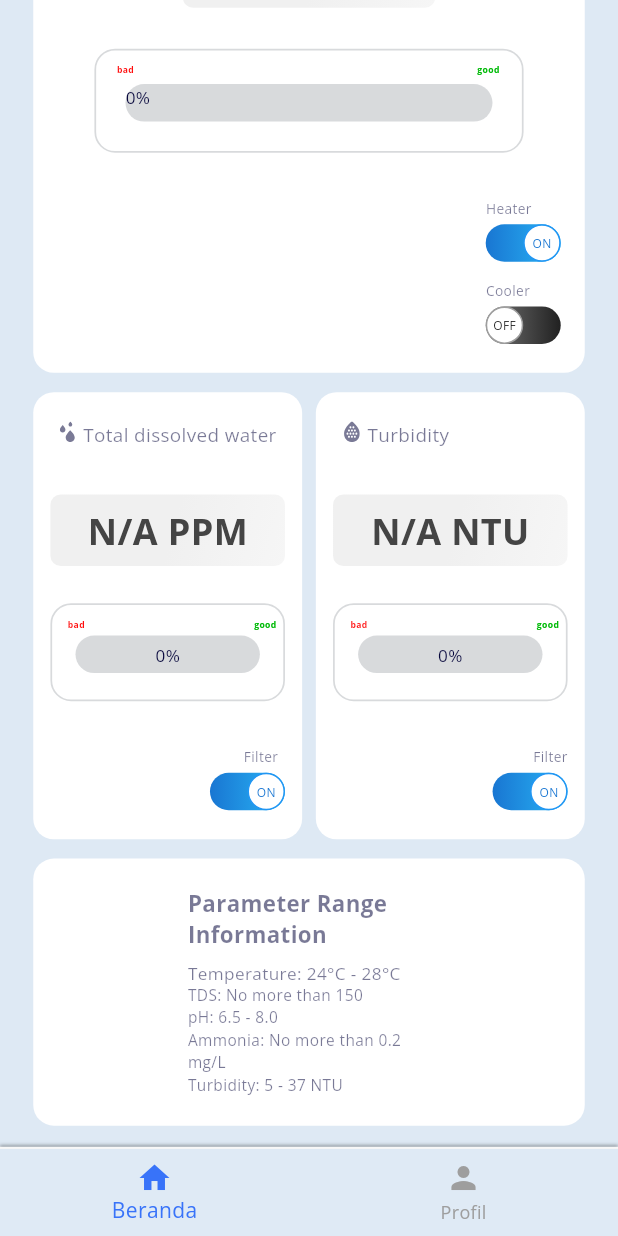
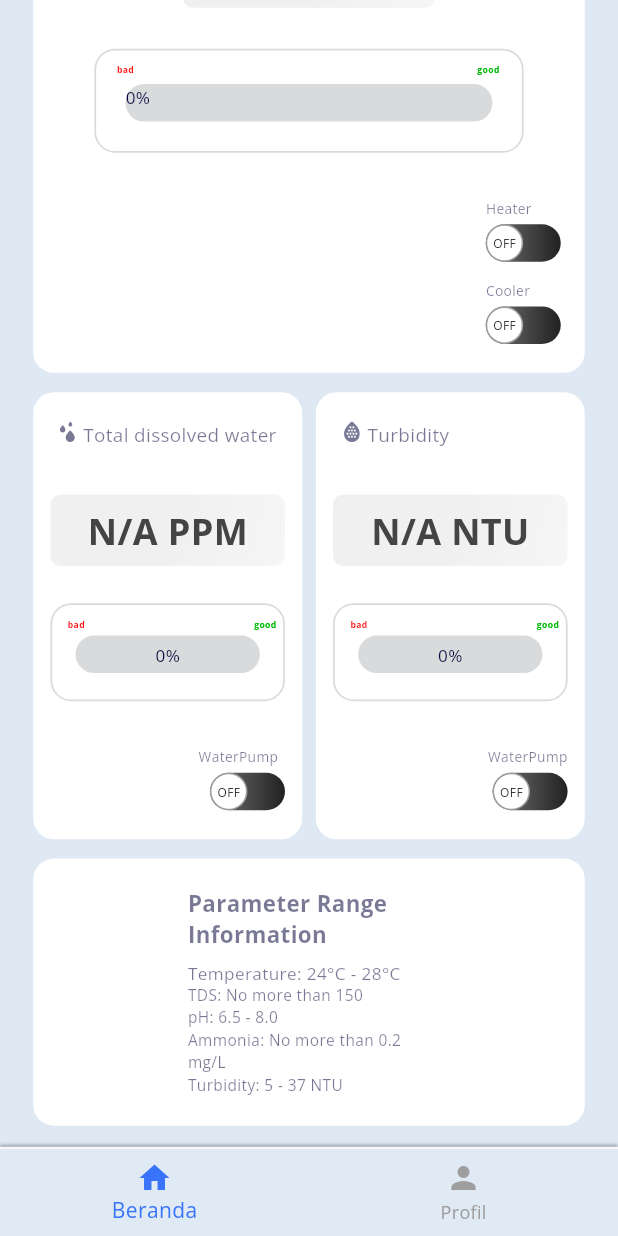
Before and after one commit to ZaeNau/TA-Capstone-Project_AquaKoi, a Flutter app: the DashboardScreen screen opened by its route, scrolled down 410 dp, on a phone screen of 412 x 824 dp. Run offline on Flutter 3.47's test engine with Material 3 defaults, Android fonts, the phone set to English and light mode, and no system bars; drawn by our look-alikes of getwidget; our stand-ins replace cached_network_image, firebase_auth, firebase_core, firebase_database, firebase_messaging, flutter_svg and 5 more; accounts and stored records are empty.

Commit message:
update relayState

```diff
--- a/AquaKoi_main/lib/Presentation/dashboard_screen.dart
+++ b/AquaKoi_main/lib/Presentation/dashboard_screen.dart
@@ -154,18 +154,24 @@ class DashboardScreen extends StatefulWidget {
 }
 
 class _DashboardScreenState extends State<DashboardScreen> {
-final DatabaseReference _databaseReference = FirebaseDatabase.instance.ref().child('UsersData').child('cSFGHidGb4gzLBalujMaowdFDGG2').child('Sensors');
+final DatabaseReference _databaseReference = FirebaseDatabase.instance.ref().child('UsersData').child('cSFGHidGb4gzLBalujMaowdFDGG2').child('Sensors').child('relayState');
   Map<String, dynamic> sensorData = {};
+  bool _heaterState = false;
+  bool _coolerState = false;
+  bool _waterpState = false;
 
   @override
   void initState() {
-  super.initState();
+    super.initState();
     if (FirebaseAuth.instance.currentUser != null) {
       _databaseReference.onValue.listen((event) {
         final data = event.snapshot.value;
         if (data != null && data is Map) {
           setState(() {
             sensorData = Map<String, dynamic>.from(data);
+            _heaterState = sensorData['Heater'] == '1';
+            _coolerState = sensorData['chiller'] == '1';
+            _waterpState = sensorData['WaterPump'] == '1';
           });
         } else {
           setState(() {
@@ -377,9 +383,10 @@ Widget _buildTemperature(BuildContext context) {
                   ),
                   SizedBox(height: 3.v),
                   ToggleButton(
-                    initialState: true, // Kontrol ini bisa diatur berdasarkan data aktual
+                    initialState: _heaterState, // Kontrol ini bisa diatur berdasarkan data aktual
                     onToggle: (bool value) {
-                      print("Heater is now: $value");
+                      //update firebase data when toggle button state changes
+                      _databaseReference.update({'Heater':value? '1':'0'});
                     },
                   ),
                   SizedBox(height: 10.v),
@@ -389,9 +396,10 @@ Widget _buildTemperature(BuildContext context) {
                   ),
                   SizedBox(height: 3.v),
                   ToggleButton(
-                    initialState: false, // Kontrol ini bisa diatur berdasarkan data aktual
+                    initialState: _coolerState, // Kontrol ini bisa diatur berdasarkan data aktual
                     onToggle: (bool value) {
-                      print("Cooler is now: $value");
+                      //update firebase data when toggle button state changes
+                      _databaseReference.update({'chiller':value? '1':'0'});
                     },
                   ),
                 ],
@@ -844,7 +852,7 @@ Widget _buildTDS(BuildContext context) {
           child: Padding(
             padding: EdgeInsets.only(right: 4.h),
             child: Text(
-              "Filter",
+              "WaterPump",
               style: CustomTextStyles.bodySmallPrimaryContainer_1,
             ),
           ),
@@ -856,10 +864,11 @@ Widget _buildTDS(BuildContext context) {
             child: Column(
               mainAxisSize: MainAxisSize.min,
               children: [
-                ToggleButton(
-                  initialState: true,
+                  ToggleButton(
+                  initialState: _waterpState, // Kontrol ini bisa diatur berdasarkan data aktual
                   onToggle: (bool value) {
-                    print("ToggleButton is now: $value");
+                  //update firebase data when toggle button state changes
+                   _databaseReference.update({'waterpump':value? '1':'0'});
                   },
                 ),
               ],
@@ -1011,7 +1020,7 @@ Widget _buildTurbidity(BuildContext context) {
           child: Padding(
             padding: EdgeInsets.only(),
             child: Text(
-              "Filter",
+              "WaterPump",
               style: CustomTextStyles.bodySmallPrimaryContainer_1,
             ),
           ),
@@ -1023,10 +1032,11 @@ Widget _buildTurbidity(BuildContext context) {
             child: Column(
               mainAxisSize: MainAxisSize.min,
               children: [
-                ToggleButton(
-                  initialState: true,
+                  ToggleButton(
+                  initialState: _waterpState, // Kontrol ini bisa diatur berdasarkan data aktual
                   onToggle: (bool value) {
-                    print("ToggleButton is now: $value");
+                  //update firebase data when toggle button state changes
+                   _databaseReference.update({'waterpump':value? '1':'0'});
                   },
                 ),
               ],
```
Also changed, not shown: 1 other file.
